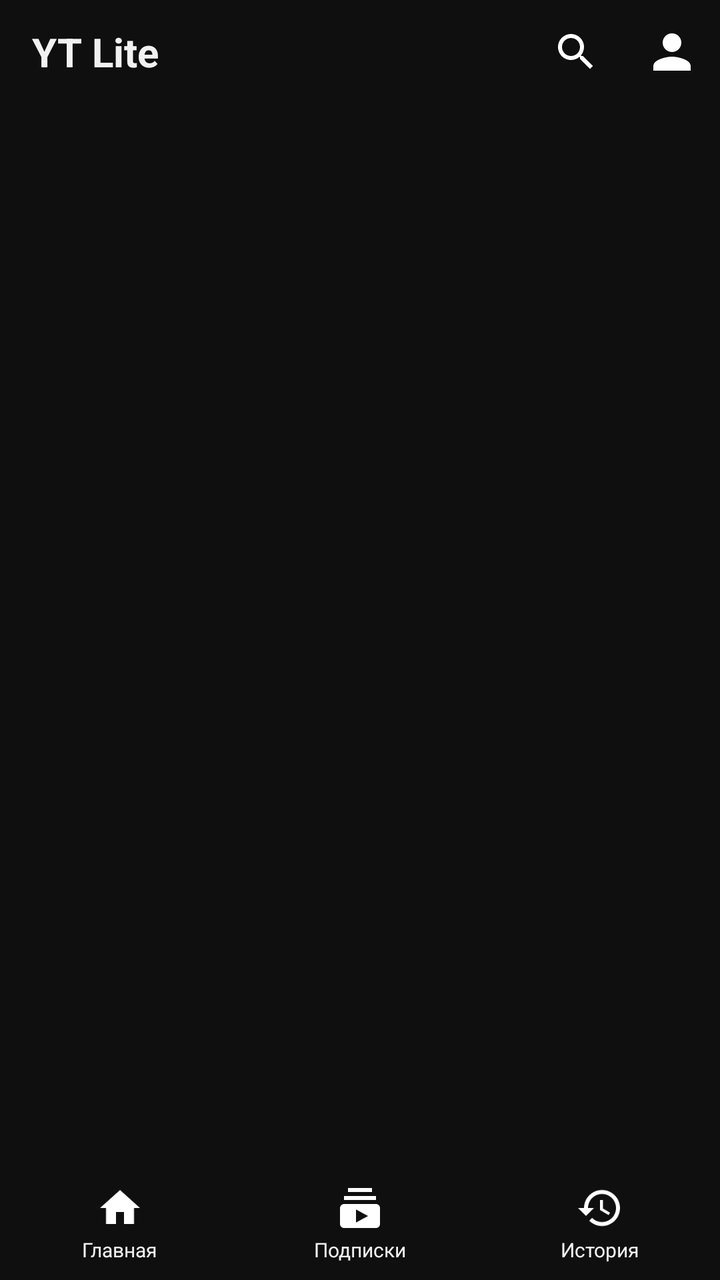
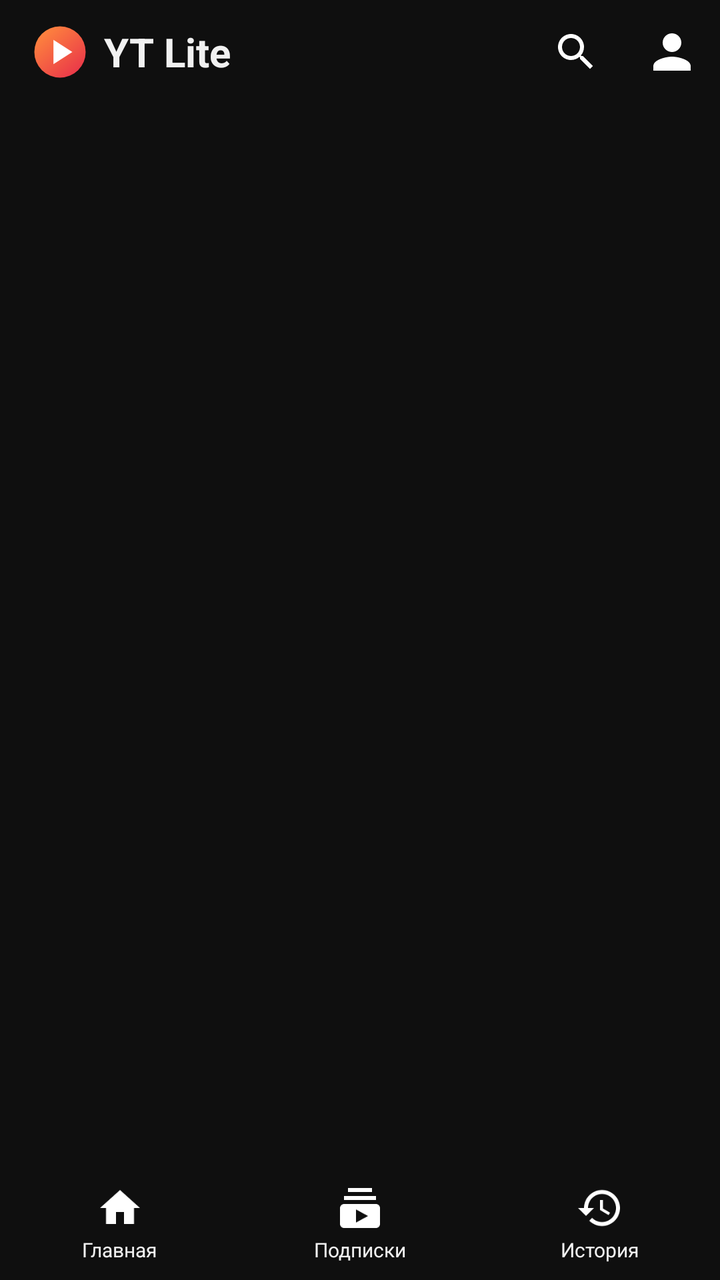

Two renders of the same Android screen: before a commit and after it. Below are the layout's source before the change and the commit's diff.
<!-- AndroidManifest.xml: application theme AppTheme -->
<!-- res/layout/activity_main.xml -->
<?xml version="1.0" encoding="utf-8"?>
<LinearLayout xmlns:android="http://schemas.android.com/apk/res/android"
    android:layout_width="match_parent"
    android:layout_height="match_parent"
    android:orientation="vertical">

    
    <LinearLayout
        android:id="@+id/header"
        android:layout_width="match_parent"
        android:layout_height="52dp"
        android:gravity="center_vertical"
        android:orientation="horizontal"
        android:paddingStart="16dp">

        <TextView
            android:layout_width="0dp"
            android:layout_height="wrap_content"
            android:layout_weight="1"
            android:text="YT Lite"
            android:textColor="@color/text"
            android:textSize="20sp"
            android:textStyle="bold" />

        <ImageView
            android:id="@+id/searchBtn"
            android:layout_width="48dp"
            android:layout_height="48dp"
            android:background="?android:attr/selectableItemBackgroundBorderless"
            android:contentDescription="Поиск"
            android:padding="12dp"
            android:src="@drawable/ic_search" />

        <ImageView
            android:id="@+id/account"
            android:layout_width="48dp"
            android:layout_height="48dp"
            android:background="?android:attr/selectableItemBackgroundBorderless"
            android:contentDescription="Аккаунт"
            android:padding="10dp"
            android:src="@drawable/ic_account" />
    </LinearLayout>

    
    <LinearLayout
        android:id="@+id/searchBar"
        android:layout_width="match_parent"
        android:layout_height="52dp"
        android:gravity="center_vertical"
        android:orientation="horizontal"
        android:visibility="gone">

        <ImageButton
            android:id="@+id/searchBack"
            android:layout_width="48dp"
            android:layout_height="48dp"
            android:background="?android:attr/selectableItemBackgroundBorderless"
            android:contentDescription="Назад"
            android:src="@drawable/ic_back" />

        <EditText
            android:id="@+id/query"
            android:layout_width="0dp"
            android:layout_height="40dp"
            android:layout_weight="1"
            android:background="@drawable/chip"
            android:hint="Поиск на YouTube"
            android:imeOptions="actionSearch"
            android:inputType="text"
            android:paddingHorizontal="14dp"
            android:singleLine="true"
            android:textColor="@color/text"
            android:textColorHint="@color/sub"
            android:textSize="15sp" />

        <ImageButton
            android:id="@+id/searchClear"
            android:layout_width="48dp"
            android:layout_height="48dp"
            android:background="?android:attr/selectableItemBackgroundBorderless"
            android:contentDescription="Очистить"
            android:src="@drawable/ic_close" />
    </LinearLayout>

    <FrameLayout
        android:layout_width="match_parent"
        android:layout_height="0dp"
        android:layout_weight="1">

        <androidx.viewpager2.widget.ViewPager2
            android:id="@+id/pager"
            android:layout_width="match_parent"
            android:layout_height="match_parent" />

        <FrameLayout
            android:id="@+id/searchContainer"
            android:layout_width="match_parent"
            android:layout_height="match_parent"
            android:background="@color/bg"
            android:visibility="gone">

            <androidx.recyclerview.widget.RecyclerView
                android:id="@+id/suggestions"
                android:layout_width="match_parent"
                android:layout_height="match_parent"
                android:background="@color/bg" />
        </FrameLayout>
    </FrameLayout>

    
    <LinearLayout
        android:id="@+id/mini"
        android:layout_width="match_parent"
        android:layout_height="wrap_content"
        android:background="#FF212121"
        android:orientation="vertical"
        android:visibility="gone">

        <ProgressBar
            android:id="@+id/miniProgress"
            style="@android:style/Widget.Material.ProgressBar.Horizontal"
            android:layout_width="match_parent"
            android:layout_height="3dp"
            android:max="1000"
            android:progressTint="#FFFF0033" />

        <LinearLayout
            android:layout_width="match_parent"
            android:layout_height="56dp"
            android:gravity="center_vertical"
            android:orientation="horizontal">

            <ImageView
                android:id="@+id/miniThumb"
                android:layout_width="88dp"
                android:layout_height="50dp"
                android:layout_marginStart="4dp"
                android:background="#FF272727"
                android:scaleType="centerCrop" />

            <LinearLayout
                android:layout_width="0dp"
                android:layout_height="wrap_content"
                android:layout_marginStart="10dp"
                android:layout_weight="1"
                android:orientation="vertical">

                <TextView
                    android:id="@+id/miniTitle"
                    android:layout_width="match_parent"
                    android:layout_height="wrap_content"
                    android:ellipsize="end"
                    android:maxLines="1"
                    android:textColor="@color/text"
                    android:textSize="14sp" />

                <TextView
                    android:id="@+id/miniChannel"
                    android:layout_width="match_parent"
                    android:layout_height="wrap_content"
                    android:ellipsize="end"
                    android:maxLines="1"
                    android:textColor="@color/sub"
                    android:textSize="12sp" />
            </LinearLayout>

            <ImageButton
                android:id="@+id/miniPlay"
                android:layout_width="48dp"
                android:layout_height="48dp"
                android:background="?android:attr/selectableItemBackgroundBorderless"
                android:contentDescription="Плей/пауза"
                android:src="@drawable/ic_pause" />

            <ImageButton
                android:id="@+id/miniClose"
                android:layout_width="48dp"
                android:layout_height="48dp"
                android:background="?android:attr/selectableItemBackgroundBorderless"
                android:contentDescription="Закрыть"
                android:src="@drawable/ic_close" />
        </LinearLayout>
    </LinearLayout>

    
    <LinearLayout
        android:id="@+id/nav"
        android:layout_width="match_parent"
        android:layout_height="56dp"
        android:background="@color/bg"
        android:orientation="horizontal">

        <LinearLayout android:id="@+id/navHome" style="@style/NavItem">
            <ImageView style="@style/NavIcon" android:src="@drawable/ic_home" />
            <TextView style="@style/NavLabel" android:text="Главная" />
        </LinearLayout>

        <LinearLayout android:id="@+id/navSubs" style="@style/NavItem">
            <ImageView style="@style/NavIcon" android:src="@drawable/ic_subs" />
            <TextView style="@style/NavLabel" android:text="Подписки" />
        </LinearLayout>

        <LinearLayout android:id="@+id/navHistory" style="@style/NavItem">
            <ImageView style="@style/NavIcon" android:src="@drawable/ic_history" />
            <TextView style="@style/NavLabel" android:text="История" />
        </LinearLayout>
    </LinearLayout>
</LinearLayout>
<!-- resources referenced by this layout -->
<resources>
  <color name="bg">#FF0F0F0F</color>
  <color name="sub">#FFAAAAAA</color>
  <color name="text">#FFF1F1F1</color>
  <!-- drawable chip (drawable) -->
  <shape xmlns:android="http://schemas.android.com/apk/res/android" android:shape="rectangle">
      <corners android:radius="8dp"/>
      <solid android:color="#FF272727"/>
  </shape>
  <!-- drawable ic_account (drawable) -->
  <vector xmlns:android="http://schemas.android.com/apk/res/android" android:width="24dp" android:height="24dp" android:viewportWidth="24" android:viewportHeight="24">
      <path android:fillColor="#FFFFFFFF" android:pathData="M12,12c2.21,0 4,-1.79 4,-4s-1.79,-4 -4,-4 -4,1.79 -4,4 1.79,4 4,4zM12,14c-2.67,0 -8,1.34 -8,4v2h16v-2c0,-2.66 -5.33,-4 -8,-4z"/>
  </vector>
  <!-- drawable ic_back (drawable) -->
  <vector xmlns:android="http://schemas.android.com/apk/res/android" android:width="24dp" android:height="24dp" android:viewportWidth="24" android:viewportHeight="24">
      <path android:fillColor="#FFFFFFFF" android:pathData="M20,11H7.83l5.59,-5.59L12,4l-8,8 8,8 1.41,-1.41L7.83,13H20v-2z"/>
  </vector>
  <!-- drawable ic_close (drawable) -->
  <vector xmlns:android="http://schemas.android.com/apk/res/android" android:width="24dp" android:height="24dp" android:viewportWidth="24" android:viewportHeight="24">
      <path android:fillColor="#FFFFFFFF" android:pathData="M19,6.41L17.59,5 12,10.59 6.41,5 5,6.41 10.59,12 5,17.59 6.41,19 12,13.41 17.59,19 19,17.59 13.41,12z"/>
  </vector>
  <!-- drawable ic_home (drawable) -->
  <vector xmlns:android="http://schemas.android.com/apk/res/android" android:width="24dp" android:height="24dp" android:viewportWidth="24" android:viewportHeight="24">
      <path android:fillColor="#FFFFFFFF" android:pathData="M10,20v-6h4v6h5v-8h3L12,3 2,12h3v8z"/>
  </vector>
  <!-- drawable ic_pause (drawable) -->
  <vector xmlns:android="http://schemas.android.com/apk/res/android" android:width="24dp" android:height="24dp" android:viewportWidth="24" android:viewportHeight="24">
      <path android:fillColor="#FFFFFFFF" android:pathData="M6,19h4V5H6v14zM14,5v14h4V5h-4z"/>
  </vector>
  <style name="NavIcon">
          <item name="android:layout_width">24dp</item>
          <item name="android:layout_height">24dp</item>
      </style>
  <style name="NavLabel">
          <item name="android:layout_width">wrap_content</item>
          <item name="android:layout_height">wrap_content</item>
          <item name="android:layout_marginTop">2dp</item>
          <item name="android:textColor">@color/text</item>
          <item name="android:textSize">10sp</item>
      </style>
  <style name="AppTheme" parent="@android:style/Theme.Material.NoActionBar">
          <item name="android:windowBackground">@color/bg</item>
          <item name="android:statusBarColor">@color/bg</item>
          <item name="android:navigationBarColor">@color/bg</item>
      </style>
  <!-- unchanged entries left out for length: 4 -->
</resources>

<!-- the commit's change to res/layout/activity_main.xml (unified diff, before → after) -->
@@ -12,6 +12,12 @@
         android:gravity="center_vertical"
         android:orientation="horizontal"
         android:paddingStart="16dp">
+
+        <ImageView
+            android:layout_width="28dp"
+            android:layout_height="28dp"
+            android:layout_marginEnd="8dp"
+            android:src="@drawable/ic_logo" />
 
         <TextView
             android:layout_width="0dp"
<!-- resource entries referenced after the edit -->
@@ -24,6 +24,19 @@
   <vector xmlns:android="http://schemas.android.com/apk/res/android" android:width="24dp" android:height="24dp" android:viewportWidth="24" android:viewportHeight="24">
       <path android:fillColor="#FFFFFFFF" android:pathData="M10,20v-6h4v6h5v-8h3L12,3 2,12h3v8z"/>
   </vector>
+  <!-- drawable ic_logo (drawable) -->
+  <vector xmlns:android="http://schemas.android.com/apk/res/android" xmlns:aapt="http://schemas.android.com/aapt"
+      android:width="28dp" android:height="28dp" android:viewportWidth="24" android:viewportHeight="24">
+      <path android:pathData="M12,1a11,11 0,1 1,0 22a11,11 0,1 1,0 -22z">
+          <aapt:attr name="android:fillColor">
+              <gradient android:type="linear" android:startX="3" android:startY="2" android:endX="21" android:endY="23">
+                  <item android:offset="0" android:color="#FFFF8A3D"/>
+                  <item android:offset="1" android:color="#FFE8304A"/>
+              </gradient>
+          </aapt:attr>
+      </path>
+      <path android:fillColor="#FFFFFFFF" android:pathData="M9.2,6.8 L17.3,12 L9.2,17.2 Z"/>
+  </vector>
   <!-- drawable ic_pause (drawable) -->
   <vector xmlns:android="http://schemas.android.com/apk/res/android" android:width="24dp" android:height="24dp" android:viewportWidth="24" android:viewportHeight="24">
       <path android:fillColor="#FFFFFFFF" android:pathData="M6,19h4V5H6v14zM14,5v14h4V5h-4z"/>
